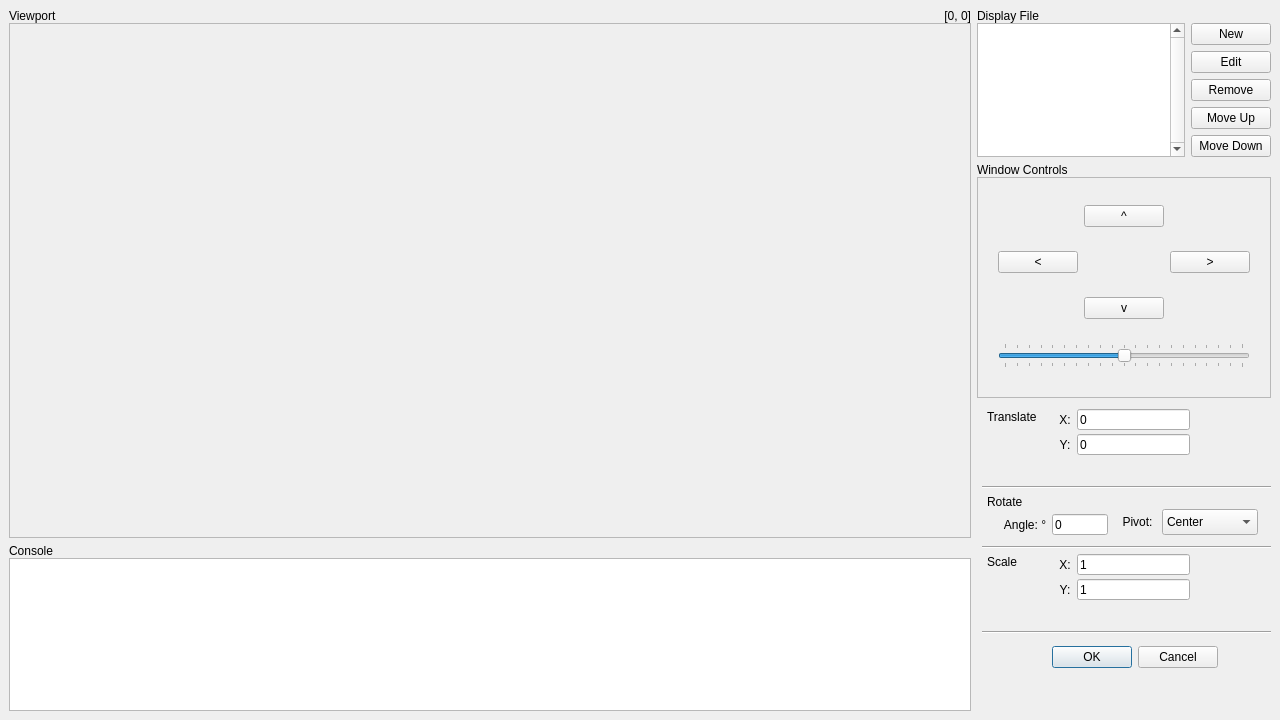
Above: data/main.ui from RamAddict/Interactive-Graphical-System before the change. Below: the same form after it.
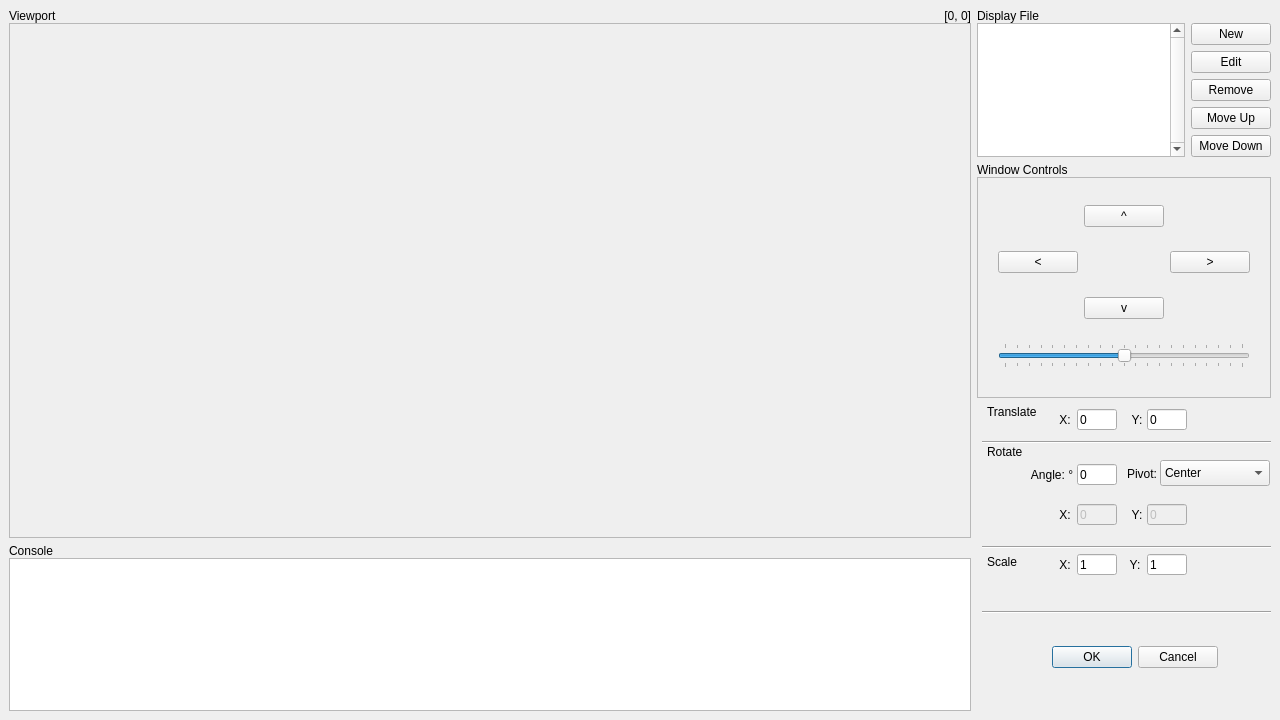
That is the form after the change.

Commit message: add custom pivot point to rotation

Patch:
```diff
--- a/data/main.ui
+++ b/data/main.ui
@@ -427,9 +427,9 @@
        <widget class="QLabel" name="angleLabel">
         <property name="geometry">
          <rect>
-          <x>20</x>
-          <y>110</y>
-          <width>56</width>
+          <x>50</x>
+          <y>60</y>
+          <width>50</width>
           <height>21</height>
          </rect>
         </property>
@@ -444,7 +444,7 @@
         <property name="geometry">
          <rect>
           <x>10</x>
-          <y>90</y>
+          <y>40</y>
           <width>42</width>
           <height>16</height>
          </rect>
@@ -456,9 +456,9 @@
        <widget class="QLabel" name="translateYlabel">
         <property name="geometry">
          <rect>
-          <x>80</x>
-          <y>30</y>
-          <width>16</width>
+          <x>150</x>
+          <y>5</y>
+          <width>20</width>
           <height>21</height>
          </rect>
         </property>
@@ -473,7 +473,7 @@
         <property name="geometry">
          <rect>
           <x>5</x>
-          <y>75</y>
+          <y>30</y>
           <width>296</width>
           <height>16</height>
          </rect>
@@ -485,9 +485,9 @@
        <widget class="QLineEdit" name="angleInput">
         <property name="geometry">
          <rect>
-          <x>75</x>
-          <y>110</y>
-          <width>56</width>
+          <x>100</x>
+          <y>60</y>
+          <width>40</width>
           <height>21</height>
          </rect>
         </property>
@@ -499,8 +499,8 @@
         <property name="geometry">
          <rect>
           <x>140</x>
-          <y>105</y>
-          <width>41</width>
+          <y>57</y>
+          <width>50</width>
           <height>26</height>
          </rect>
         </property>
@@ -515,7 +515,7 @@
         <property name="geometry">
          <rect>
           <x>10</x>
-          <y>5</y>
+          <y>0</y>
           <width>60</width>
           <height>16</height>
          </rect>
@@ -529,7 +529,7 @@
          <rect>
           <x>100</x>
           <y>5</y>
-          <width>113</width>
+          <width>40</width>
           <height>21</height>
          </rect>
         </property>
@@ -553,9 +553,9 @@
        <widget class="QLineEdit" name="translateYinput">
         <property name="geometry">
          <rect>
-          <x>100</x>
-          <y>30</y>
-          <width>113</width>
+          <x>170</x>
+          <y>5</y>
+          <width>40</width>
           <height>21</height>
          </rect>
         </property>
@@ -580,7 +580,7 @@
         <property name="geometry">
          <rect>
           <x>5</x>
-          <y>220</y>
+          <y>200</y>
           <width>296</width>
           <height>16</height>
          </rect>
@@ -605,9 +605,9 @@
        <widget class="QComboBox" name="pivotSelect">
         <property name="geometry">
          <rect>
-          <x>185</x>
-          <y>105</y>
-          <width>96</width>
+          <x>183</x>
+          <y>56</y>
+          <width>110</width>
           <height>26</height>
          </rect>
         </property>
@@ -644,8 +644,8 @@
        <widget class="QLabel" name="scaleYlabel">
         <property name="geometry">
          <rect>
-          <x>80</x>
-          <y>175</y>
+          <x>150</x>
+          <y>150</y>
           <width>16</width>
           <height>21</height>
          </rect>
@@ -662,7 +662,7 @@
          <rect>
           <x>100</x>
           <y>150</y>
-          <width>113</width>
+          <width>40</width>
           <height>21</height>
          </rect>
         </property>
@@ -673,9 +673,9 @@
        <widget class="QLineEdit" name="scaleYinput">
         <property name="geometry">
          <rect>
-          <x>100</x>
-          <y>175</y>
-          <width>113</width>
+          <x>170</x>
+          <y>150</y>
+          <width>40</width>
           <height>21</height>
          </rect>
         </property>
@@ -683,6 +683,70 @@
          <string>1</string>
         </property>
        </widget>
+       <widget class="QLabel" name="rotateXLabel">
+        <property name="geometry">
+         <rect>
+          <x>80</x>
+          <y>100</y>
+          <width>16</width>
+          <height>21</height>
+         </rect>
+        </property>
+        <property name="text">
+         <string>X:</string>
+        </property>
+        <property name="alignment">
+         <set>Qt::AlignCenter</set>
+        </property>
+       </widget>
+       <widget class="QLabel" name="rotateYLabel">
+        <property name="geometry">
+         <rect>
+          <x>150</x>
+          <y>100</y>
+          <width>20</width>
+          <height>21</height>
+         </rect>
+        </property>
+        <property name="text">
+         <string>Y:</string>
+        </property>
+        <property name="alignment">
+         <set>Qt::AlignCenter</set>
+        </property>
+       </widget>
+       <widget class="QLineEdit" name="rotateXInput">
+        <property name="enabled">
+         <bool>false</bool>
+        </property>
+        <property name="geometry">
+         <rect>
+          <x>100</x>
+          <y>100</y>
+          <width>40</width>
+          <height>21</height>
+         </rect>
+        </property>
+        <property name="text">
+         <string>0</string>
+        </property>
+       </widget>
+       <widget class="QLineEdit" name="rotateYInput">
+        <property name="enabled">
+         <bool>false</bool>
+        </property>
+        <property name="geometry">
+         <rect>
+          <x>170</x>
+          <y>100</y>
+          <width>40</width>
+          <height>21</height>
+         </rect>
+        </property>
+        <property name="text">
+         <string>0</string>
+        </property>
+       </widget>
       </widget>
      </widget>
     </item>
```
Left out of the diff: 9 changed lines with no effect on the pictures. The commit also changes 1 other file.
